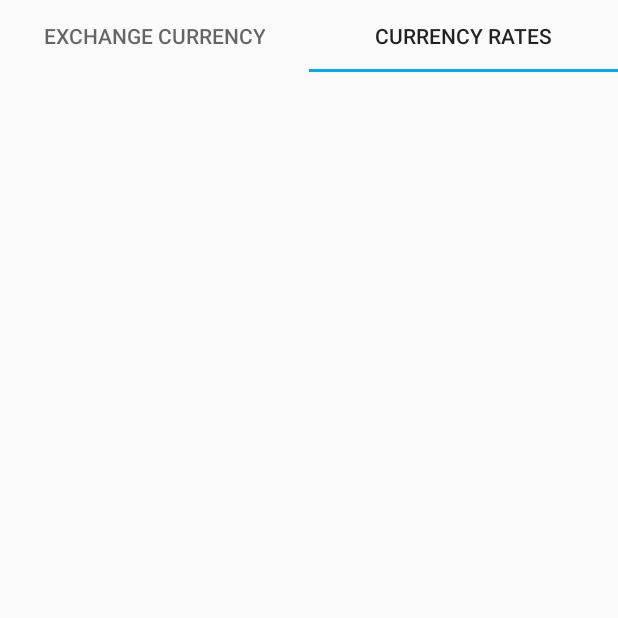
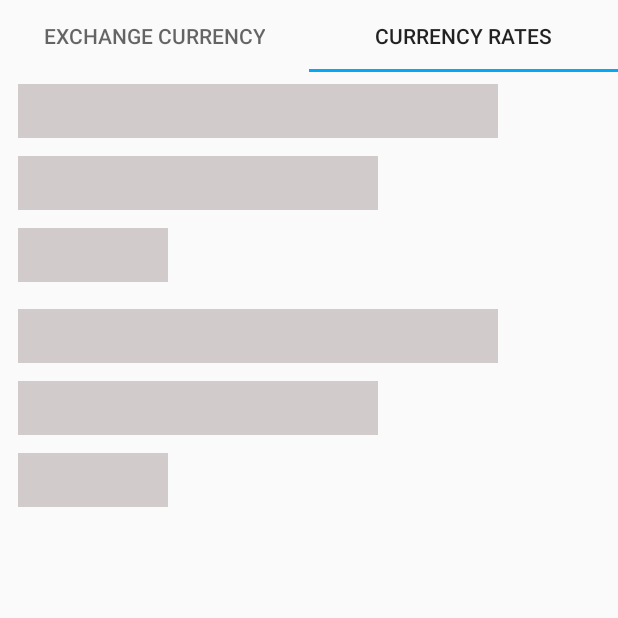
Before and after one commit to DitoHI/MoneyConv, an Android app: the screen it shows after launch (MainActivity), tab 2 chosen, on a phone screen of 412 x 824 dp, the top half of it. Run offline under Robolectric (Android 15) with nearby library versions, the phone set to English and light mode, and no system bars; our stand-ins replace Shimmer; libraries missing offline, so code that uses them is left out: com.mikepenz.iconics; 1 statement that could not run was skipped.

Commit message:
👔 design skeleton for exchange and rates

```diff
--- a/app/build.gradle
+++ b/app/build.gradle
@@ -50,4 +50,5 @@ dependencies {
     implementation "com.mikepenz:iconics-core:5.0.1"
     implementation "com.mikepenz:iconics-views:5.0.1"
     implementation 'com.mikepenz:material-design-iconic-typeface:2.2.0.6-kotlin@aar'
+    implementation 'com.facebook.shimmer:shimmer:0.5.0'
 }
--- a/app/src/main/java/com/hafizhnotes/currencyconversion/ui/currency_rates/CurrentRatesFragment.kt
+++ b/app/src/main/java/com/hafizhnotes/currencyconversion/ui/currency_rates/CurrentRatesFragment.kt
@@ -7,6 +7,8 @@ import android.view.View
 import android.view.ViewGroup
 
 import com.hafizhnotes.currencyconversion.R
+import kotlinx.android.synthetic.main.fragment_current_rates.view.*
+import kotlinx.android.synthetic.main.fragment_exchange_currency.view.*
 
 /**
  * A simple [Fragment] subclass.
@@ -18,6 +20,17 @@ class CurrentRatesFragment : Fragment() {
         savedInstanceState: Bundle?
     ): View? {
         // Inflate the layout for this fragment
-        return inflater.inflate(R.layout.fragment_current_rates, container, false)
+        val rootView =
+            inflater.inflate(R.layout.fragment_current_rates, container, false)
+
+        onBindStart(rootView)
+        return rootView
     }
+
+    private fun onBindStart(view: View) {
+        // Testing.
+        // Spinner.
+        view.sfl_rates_loading.startShimmer()
+    }
+
 }
--- a/app/src/main/java/com/hafizhnotes/currencyconversion/ui/exchange_currency/ExchangeCurrencyFragment.kt
+++ b/app/src/main/java/com/hafizhnotes/currencyconversion/ui/exchange_currency/ExchangeCurrencyFragment.kt
@@ -1,6 +1,5 @@
 package com.hafizhnotes.currencyconversion.ui.exchange_currency
 
-import android.content.Context
 import android.os.Bundle
 import androidx.fragment.app.Fragment
 import android.view.LayoutInflater
@@ -33,6 +32,10 @@ class ExchangeCurrencyFragment : Fragment() {
         if (activity == null) return
 
         // Testing.
+        // Skeleton.
+        view.sfl_exchange_loading.startShimmer()
+
+        // Testing.
         // Spinner.
         val fromCurrencyAdapter =
             ArrayAdapter(
@@ -43,8 +46,6 @@ class ExchangeCurrencyFragment : Fragment() {
 
         fromCurrencyAdapter.setDropDownViewResource(R.layout.spinner_common_dropdown)
         view.sp_currency_from.adapter = fromCurrencyAdapter
-
-
         val toCurrencyAdapter =
             ArrayAdapter(
                 activity!!.applicationContext,
--- a/app/src/main/res/layout/fragment_current_rates.xml
+++ b/app/src/main/res/layout/fragment_current_rates.xml
@@ -1,9 +1,88 @@
 <?xml version="1.0" encoding="utf-8"?>
 <FrameLayout xmlns:android="http://schemas.android.com/apk/res/android"
+    xmlns:app="http://schemas.android.com/apk/res-auto"
     xmlns:tools="http://schemas.android.com/tools"
     android:layout_width="match_parent"
     android:layout_height="match_parent"
     tools:context=".ui.currency_rates.CurrentRatesFragment">
+
+    <com.facebook.shimmer.ShimmerFrameLayout
+        android:id="@+id/sfl_rates_loading"
+        android:layout_width="match_parent"
+        android:layout_height="match_parent">
+
+        <LinearLayout
+            android:layout_width="match_parent"
+            android:layout_height="wrap_content"
+            android:orientation="vertical">
+
+            <LinearLayout
+                android:layout_width="match_parent"
+                android:layout_height="wrap_content"
+                android:orientation="vertical">
+
+                <View
+                    android:layout_width="320dp"
+                    android:layout_height="@dimen/fontSizeLg"
+                    android:background="@color/gray04" />
+
+                <Space
+                    android:layout_width="match_parent"
+                    android:layout_height="@dimen/paddingXs" />
+
+                <View
+                    android:layout_width="240dp"
+                    android:layout_height="@dimen/fontSizeLg"
+                    android:background="@color/gray04" />
+
+                <Space
+                    android:layout_width="match_parent"
+                    android:layout_height="@dimen/paddingXs" />
+
+                <View
+                    android:layout_width="100dp"
+                    android:layout_height="@dimen/fontSizeLg"
+                    android:background="@color/gray04" />
+
+            </LinearLayout>
+
+            <Space
+                android:layout_width="match_parent"
+                android:layout_height="@dimen/paddingSm" />
+
+            <LinearLayout
+                android:layout_width="match_parent"
+                android:layout_height="wrap_content"
+                android:orientation="vertical">
+
+                <View
+                    android:layout_width="320dp"
+                    android:layout_height="@dimen/fontSizeLg"
+                    android:background="@color/gray04" />
+
+                <Space
+                    android:layout_width="match_parent"
+                    android:layout_height="@dimen/paddingXs" />
+
+                <View
+                    android:layout_width="240dp"
+                    android:layout_height="@dimen/fontSizeLg"
+                    android:background="@color/gray04" />
+
+                <Space
+                    android:layout_width="match_parent"
+                    android:layout_height="@dimen/paddingXs" />
+
+                <View
+                    android:layout_width="100dp"
+                    android:layout_height="@dimen/fontSizeLg"
+                    android:background="@color/gray04" />
+
+            </LinearLayout>
+
+        </LinearLayout>
+
+    </com.facebook.shimmer.ShimmerFrameLayout>
 
     <androidx.recyclerview.widget.RecyclerView
         android:id="@+id/rv_currency_rates"
--- a/app/src/main/res/layout/fragment_exchange_currency.xml
+++ b/app/src/main/res/layout/fragment_exchange_currency.xml
@@ -2,14 +2,19 @@
 <FrameLayout xmlns:android="http://schemas.android.com/apk/res/android"
     xmlns:app="http://schemas.android.com/apk/res-auto"
     xmlns:tools="http://schemas.android.com/tools"
+    android:id="@+id/fl_root_view"
     android:layout_width="match_parent"
     android:layout_height="match_parent"
     tools:context=".ui.exchange_currency.ExchangeCurrencyFragment">
 
+    <com.facebook.shimmer.ShimmerFrameLayout
+        android:id="@+id/sfl_exchange_loading"
+        android:layout_width="match_parent"
+        android:layout_height="match_parent">
+
         <LinearLayout
             android:layout_width="match_parent"
             android:layout_height="match_parent"
-        android:gravity=""
             android:orientation="vertical">
 
             <androidx.constraintlayout.widget.ConstraintLayout
@@ -199,4 +204,6 @@
 
         </LinearLayout>
 
+    </com.facebook.shimmer.ShimmerFrameLayout>
+
 </FrameLayout>
--- a/app/src/main/res/layout/spinner_common_dropdown.xml
+++ b/app/src/main/res/layout/spinner_common_dropdown.xml
@@ -7,4 +7,4 @@
     android:paddingVertical="@dimen/spacingSm"
     android:singleLine="true"
     android:textColor="@color/black01"
-    android:textSize="@dimen/fontSizeSm" />
+    android:textSize="@dimen/fontSizeMd" />
--- a/app/src/main/res/values/colors.xml
+++ b/app/src/main/res/values/colors.xml
@@ -7,5 +7,6 @@
     <color name="white">#FFFFFF</color>
     <color name="black01">#4a4758</color>
     <color name="gray02">#929292</color>
+    <color name="gray04">#D1CBCB</color>
     <color name="gray06">#eff0f5</color>
 </resources>
```
Lines whose indentation alone changed are shown as unchanged.
